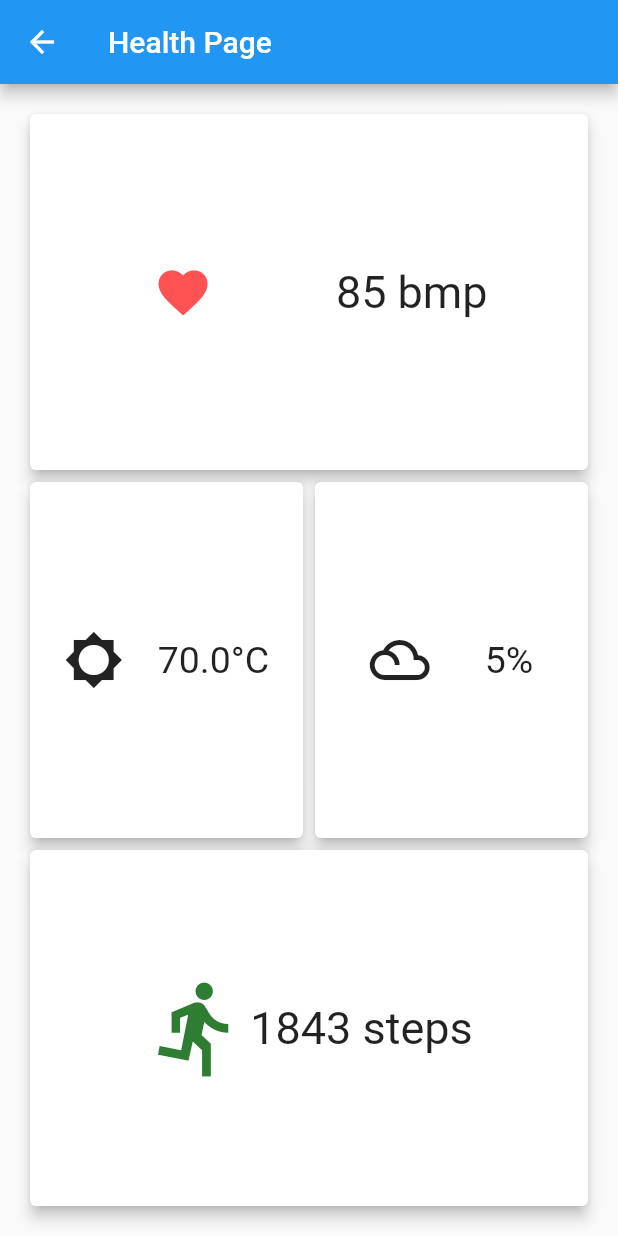
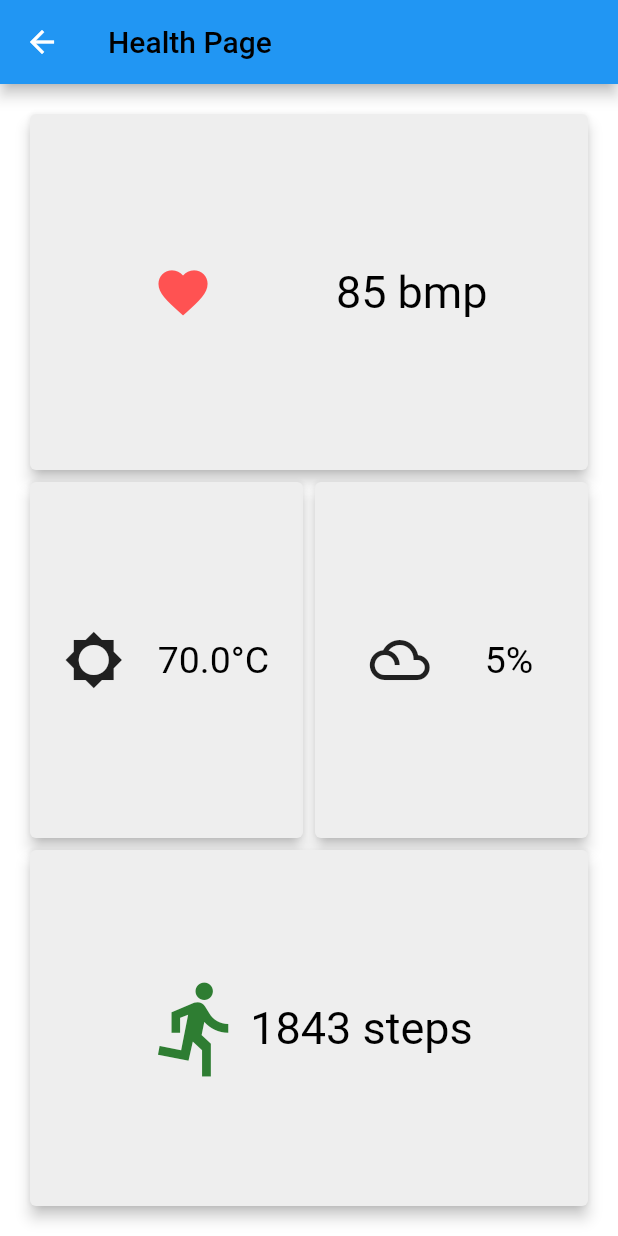
Before and after one commit to AlexBolot/moth, a Flutter app: the screen it shows after launch, after a tap on the "favorite" icon, on a phone screen of 412 x 824 dp. Run offline on Flutter 3.47's test engine with Material 2 defaults, Android fonts, the phone set to English and light mode, and no system bars; our stand-ins replace cloud_firestore; accounts and stored records are empty.

Commit message:
Adding theme

```diff
--- a/flutter/moth/lib/global/shared.dart
+++ b/flutter/moth/lib/global/shared.dart
@@ -1,38 +1,65 @@
 import 'package:flutter/material.dart';
 
-final AppBar defaultAppBar = AppBar(title: Text('Contact Hub'));
+class Shared {
+  static int _themeCount = 0;
 
-bool _darkMode = false;
-
-class Shared {
-  static final ThemeData theme = ThemeData(
-    brightness: darkMode ? Brightness.dark : Brightness.light,
-    cursorColor: darkMode ? Colors.white : Colors.black,
-  );
-
-  static Color get lightPrimary => darkMode ? Colors.grey[800] : Colors.green[600];
-
-  static Color get darkPrimary => darkMode ? Colors.grey[900] : Colors.green[800];
-
-  static Color get lightSecondary => darkMode ? Colors.grey[600] : Colors.grey[300];
-
-  static Color get darkSecondary => darkMode ? Colors.grey[800] : Colors.grey[400];
-
-  static Color get buttonTextColor => darkMode ? Colors.white : Colors.white;
-
-  static Color get textColor => darkMode ? Colors.grey[300] : Colors.black;
-
-  static Color get unselectedMenu => darkMode ? Colors.grey[700] : Colors.black;
-
-  static Color get selectedMenu => darkMode ? Colors.white : Colors.white;
-
-  static bool get darkMode => _darkMode;
-
-  static toggleDarkMode() {
-    return _darkMode = !_darkMode;
+  static bool incrTheme() {
+    if (_themeCount < themes.length - 1) {
+      _themeCount++;
+      return true;
+    }
+    return false;
   }
 
-  static double getScreenHeight(BuildContext context) => MediaQuery.of(context).size.height;
+  static bool decrTheme() {
+    if (_themeCount > 0) {
+      _themeCount--;
+      return true;
+    }
+    return false;
+  }
 
-  static double getScreenWidth(BuildContext context) => MediaQuery.of(context).size.width;
+  static void selectFirstTheme() => _themeCount = 0;
+
+  static void selectLastTheme() => _themeCount = themes.length - 1;
+
+  static ThemeData get theme => themes[_themeCount];
+
+  static List<ThemeData> themes = [
+    ThemeData(
+      textTheme: TextTheme(title: TextStyle(color: Colors.black)),
+      primaryColor: Colors.blue,
+      backgroundColor: Colors.white,
+      cardColor: Colors.grey[200],
+      iconTheme: IconThemeData(color: Colors.black87),
+    ),
+    ThemeData(
+      textTheme: TextTheme(title: TextStyle(color: Colors.grey[900])),
+      primaryColor: Colors.blue,
+      backgroundColor: Colors.grey[400],
+      cardColor: Colors.grey,
+      iconTheme: IconThemeData(color: Colors.black),
+    ),
+    ThemeData(
+      textTheme: TextTheme(title: TextStyle(color: Colors.grey[400])),
+      primaryColor: Colors.blue[700],
+      backgroundColor: Colors.grey[600],
+      cardColor: Colors.grey[700],
+      iconTheme: IconThemeData(color: Colors.black),
+    ),
+    ThemeData(
+      textTheme: TextTheme(title: TextStyle(color: Colors.grey[400])),
+      primaryColor: Colors.blue[900],
+      backgroundColor: Colors.grey[700],
+      cardColor: Colors.grey[800],
+      iconTheme: IconThemeData(color: Colors.grey[400]),
+    ),
+    ThemeData(
+      textTheme: TextTheme(title: TextStyle(color: Colors.grey[400])),
+      primaryColor: Colors.blue[800],
+      backgroundColor: Colors.grey[900],
+      cardColor: Colors.grey[600],
+      iconTheme: IconThemeData(color: Colors.grey[400]),
+    )
+  ];
 }
--- a/flutter/moth/lib/services/task_service.dart
+++ b/flutter/moth/lib/services/task_service.dart
@@ -7,19 +7,19 @@ class TaskService {
 
   static Stream<QuerySnapshot> tasksStream;
 
-  List<Task> tasks = [];
+  static List<Task> tasks = [];
 
-  String tasksPath = 'Tasks';
+  static const String tasksPath = 'Tasks';
 
-  addTasks(List<Task> tasks) {
+  static addTasks(List<Task> tasks) {
     for (Task task in tasks) {
       _firestore.collection(tasksPath).document().setData(task.toMap());
     }
   }
 
-  streamAllTasks() => tasksStream = _firestore.collection(tasksPath).snapshots();
+  static streamAllTasks() => tasksStream = _firestore.collection(tasksPath).snapshots();
 
-  listenToTasks(VoidCallback notify) {
+  static listenToTasks(VoidCallback notify) {
     tasksStream?.listen((snap) {
       tasks.clear();
       for (DocumentSnapshot doc in snap.documents) {
@@ -29,5 +29,5 @@ class TaskService {
     });
   }
 
-  updateTask(Task task) => _firestore.collection(tasksPath).document(task.id).setData(task.toMap());
+  static updateTask(Task task) => _firestore.collection(tasksPath).document(task.id).setData(task.toMap());
 }
--- a/flutter/moth/lib/user_interfaces/fragments/circle_button.dart
+++ b/flutter/moth/lib/user_interfaces/fragments/circle_button.dart
@@ -21,6 +21,7 @@ class CircleButton extends StatelessWidget {
           child: Icon(
             iconData ?? Icons.crop_free,
             size: size / 2,
+            color: Theme.of(context).iconTheme.color,
           )
       ),
     );
--- a/flutter/moth/lib/user_interfaces/main.dart
+++ b/flutter/moth/lib/user_interfaces/main.dart
@@ -1,7 +1,6 @@
 import 'package:flutter/material.dart';
 import 'package:moth/global/router.dart';
 import 'package:moth/global/shared.dart';
-import 'package:moth/models/task.dart';
 import 'package:moth/services/task_service.dart';
 import 'package:moth/user_interfaces/others/app_builder.dart';
 import 'package:moth/user_interfaces/pages/health_page.dart';
@@ -14,8 +13,17 @@ void main() => runApp(MyApp());
 class MyApp extends StatelessWidget {
   @override
   Widget build(BuildContext context) {
+    TaskService.streamAllTasks();
 
-    TaskService().streamAllTasks();
+    int currentHour = DateTime.now().hour;
+
+    if (currentHour > 20 || currentHour < 8) {
+      Shared.selectLastTheme();
+      // AppBuilder.of(context).rebuild();
+    } else {
+      Shared.selectFirstTheme();
+      // AppBuilder.of(context).rebuild();
+    }
 
     return AppBuilder(
       builder: (context) {
--- a/flutter/moth/lib/user_interfaces/pages/dash_board.dart
+++ b/flutter/moth/lib/user_interfaces/pages/dash_board.dart
@@ -1,6 +1,10 @@
+import 'dart:async';
+
 import 'package:flutter/material.dart';
 import 'package:moth/global/router.dart';
+import 'package:moth/global/shared.dart';
 import 'package:moth/user_interfaces/fragments/circle_button.dart';
+import 'package:moth/user_interfaces/others/app_builder.dart';
 
 class DashBoard extends StatefulWidget {
   static const String path = '/DashBoard';
@@ -10,13 +14,46 @@ class DashBoard extends StatefulWidget {
 }
 
 class _DashBoardState extends State<DashBoard> {
+
   @override
   Widget build(BuildContext context) {
+    ThemeData theme = Theme.of(context);
     return Scaffold(
-      appBar: AppBar(title: Text('Dashboard')),
+      backgroundColor: theme.backgroundColor,
+      appBar: AppBar(
+        title: Text('Dashboard', style: theme.textTheme.title),
+        iconTheme: theme.iconTheme,
+      ),
       drawer: Container(child: Image.asset('images/spanish_inquisition.png')),
       endDrawer: Container(child: Image.asset('images/spanish_inquisition.png')),
-      body: Center(
+      body: Stack(
+        alignment: AlignmentDirectional(0.0, 1.0),
+        children: <Widget>[
+          Padding(
+            padding: const EdgeInsets.only(left: 32.0, right: 32.0, bottom: 20.0),
+            child: Row(
+              mainAxisAlignment: MainAxisAlignment.spaceBetween,
+              children: <Widget>[
+                FloatingActionButton(
+                  heroTag: null,
+                  backgroundColor: theme.primaryColor,
+                  child: Icon(Icons.brightness_low, color: theme.iconTheme.color),
+                  onPressed: () {
+                    if (Shared.decrTheme()) AppBuilder.of(context).rebuild();
+                  },
+                ),
+                FloatingActionButton(
+                  heroTag: null,
+                  backgroundColor: theme.primaryColor,
+                  child: Icon(Icons.brightness_high, color: theme.iconTheme.color),
+                  onPressed: () {
+                    if (Shared.incrTheme()) AppBuilder.of(context).rebuild();
+                  },
+                ),
+              ],
+            ),
+          ),
+          Center(
             child: Column(
               crossAxisAlignment: CrossAxisAlignment.center,
               mainAxisAlignment: MainAxisAlignment.spaceEvenly,
@@ -27,6 +64,8 @@ class _DashBoardState extends State<DashBoard> {
               ],
             ),
           ),
+        ],
+      ),
     );
   }
 }
--- a/flutter/moth/lib/user_interfaces/pages/health_page.dart
+++ b/flutter/moth/lib/user_interfaces/pages/health_page.dart
@@ -44,8 +44,13 @@ class _HealthPageState extends State<HealthPage> with SingleTickerProviderStateM
   @override
   Widget build(BuildContext context) {
     updateFrequence();
+
+    ThemeData theme = Theme.of(context);
+    Color textColor = theme.textTheme.title.color;
+
     return Scaffold(
-      appBar: AppBar(title: Text('Health Page')),
+      backgroundColor: theme.backgroundColor,
+      appBar: AppBar(title: Text('Health Page', style: Theme.of(context).textTheme.title)),
       body: Padding(
         padding: const EdgeInsets.all(16.0),
         child: Column(
@@ -60,7 +65,7 @@ class _HealthPageState extends State<HealthPage> with SingleTickerProviderStateM
                   children: <Widget>[
                     ScaleTransition(
                         scale: animationHeart, child: Icon(Icons.favorite, size: 70.0, color: Colors.redAccent)),
-                    Text('$heartBeat bmp', style: TextStyle(fontSize: 30.0)),
+                    Text('$heartBeat bmp', style: TextStyle(fontSize: 30.0, color: textColor)),
                   ],
                 ),
               ),
@@ -77,8 +82,8 @@ class _HealthPageState extends State<HealthPage> with SingleTickerProviderStateM
                         child: Row(
                           mainAxisAlignment: MainAxisAlignment.spaceEvenly,
                           children: <Widget>[
-                            Icon(Icons.brightness_low, size: 40.0),
-                            Text('$temperature°C', style: TextStyle(fontSize: 25.0)),
+                            Icon(Icons.brightness_low, size: 40.0, color: Theme.of(context).iconTheme.color),
+                            Text('$temperature°C', style: TextStyle(fontSize: 25.0, color: textColor)),
                           ],
                         ),
                       ),
@@ -92,8 +97,12 @@ class _HealthPageState extends State<HealthPage> with SingleTickerProviderStateM
                         child: Row(
                           mainAxisAlignment: MainAxisAlignment.spaceEvenly,
                           children: <Widget>[
-                            Icon(Icons.filter_drama, size: 40.0),
-                            Text('$humidity%', style: TextStyle(fontSize: 25.0)),
+                            Icon(
+                              Icons.filter_drama,
+                              size: 40.0,
+                              color: Theme.of(context).iconTheme.color,
+                            ),
+                            Text('$humidity%', style: TextStyle(fontSize: 25.0, color: textColor)),
                           ],
                         ),
                       ),
@@ -110,7 +119,7 @@ class _HealthPageState extends State<HealthPage> with SingleTickerProviderStateM
                   mainAxisAlignment: MainAxisAlignment.center,
                   children: <Widget>[
                     Icon(Icons.directions_run, size: 70.0, color: Colors.green[800]),
-                    Text('$stepsCount steps', style: TextStyle(fontSize: 30.0)),
+                    Text('$stepsCount steps', style: TextStyle(fontSize: 30.0, color: textColor)),
                   ],
                 ),
               ),
--- a/flutter/moth/lib/user_interfaces/pages/notifications_page.dart
+++ b/flutter/moth/lib/user_interfaces/pages/notifications_page.dart
@@ -28,6 +28,7 @@ class _NotificationsPageState extends State<NotificationsPage> {
   @override
   Widget build(BuildContext context) {
     return Scaffold(
+      backgroundColor: Theme.of(context).backgroundColor,
       appBar: AppBar(title: Text('Notifications')),
       body: Padding(
         padding: const EdgeInsets.all(16.0),
--- a/flutter/moth/lib/user_interfaces/pages/tasks_page.dart
+++ b/flutter/moth/lib/user_interfaces/pages/tasks_page.dart
@@ -11,18 +11,22 @@ class TasksPage extends StatefulWidget {
 }
 
 class _TasksPageState extends State<TasksPage> {
-  TaskService taskService = TaskService();
-  List<Task> tasks = [];
+  List<Task> tasks = TaskService.tasks;
 
   @override
   void initState() {
-    taskService.listenToTasks(() => setState(() => tasks = taskService.tasks));
+    TaskService.listenToTasks(() => setState(() => tasks = TaskService.tasks));
+    tasks = TaskService.tasks;
     super.initState();
   }
 
   @override
   Widget build(BuildContext context) {
+
+    print(tasks.length);
+
     return Scaffold(
+      backgroundColor: Theme.of(context).backgroundColor,
       appBar: AppBar(title: Text('Tasks')),
       body: Container(
         child: ListView.builder(
@@ -37,7 +41,7 @@ class _TasksPageState extends State<TasksPage> {
                 onChange: (val) {
                   setState(() {
                     task.isDone = val;
-                    taskService.updateTask(task);
+                    TaskService.updateTask(task);
                   });
                 },
               ),
```
Lines whose indentation alone changed are shown as unchanged.
